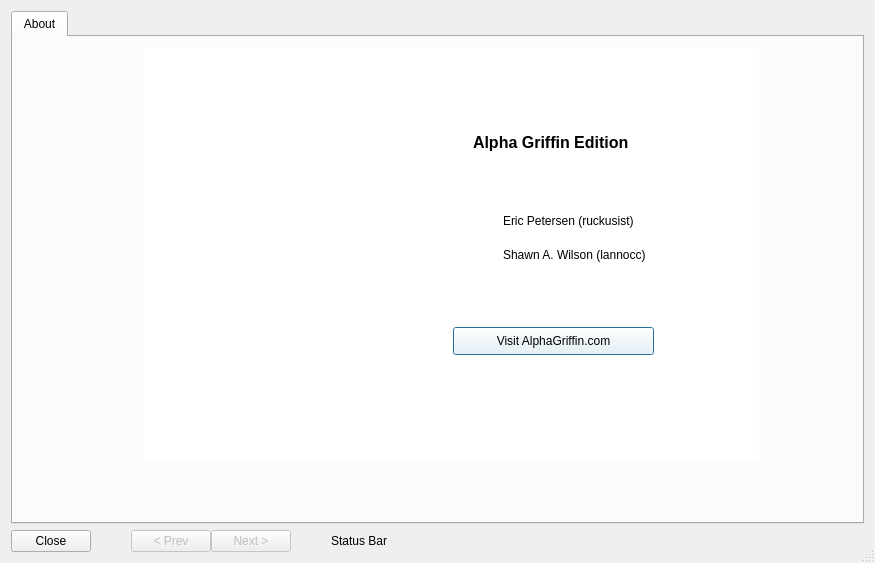
Qt form src/m64py/ui/ai.ui (AlphaGriffin/mupen64plus-ui-python) before a commit.
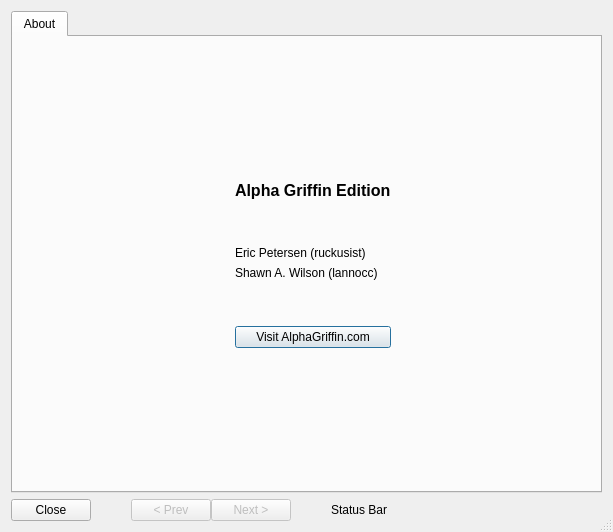
The same form after that commit. Icons and pictures are not drawn.

Commit message: improved AG About widget for resizing

Diff of the .ui file:
```diff
--- a/src/m64py/ui/ai.ui
+++ b/src/m64py/ui/ai.ui
@@ -6,8 +6,8 @@
    <rect>
     <x>0</x>
     <y>0</y>
-    <width>875</width>
-    <height>563</height>
+    <width>613</width>
+    <height>532</height>
    </rect>
   </property>
   <property name="windowTitle">
@@ -21,34 +21,61 @@
     <layout class="QVBoxLayout" name="mainLayout">
      <item>
       <widget class="QTabWidget" name="tabster">
+       <property name="tabShape">
+        <enum>QTabWidget::Rounded</enum>
+       </property>
        <property name="currentIndex">
         <number>0</number>
        </property>
+       <property name="usesScrollButtons">
+        <bool>true</bool>
+       </property>
+       <property name="documentMode">
+        <bool>false</bool>
+       </property>
+       <property name="movable">
+        <bool>false</bool>
+       </property>
        <widget class="QWidget" name="about">
+        <property name="autoFillBackground">
+         <bool>false</bool>
+        </property>
         <attribute name="title">
          <string>About</string>
         </attribute>
-        <widget class="QWidget" name="content" native="true">
-         <property name="geometry">
-          <rect>
-           <x>130</x>
-           <y>10</y>
-           <width>616</width>
-           <height>414</height>
-          </rect>
-         </property>
-         <property name="styleSheet">
-          <string notr="true">background-color: white</string>
-         </property>
+        <layout class="QHBoxLayout" name="horizontalLayout_2">
+         <item>
+          <layout class="QVBoxLayout" name="verticalLayout">
+           <item>
+            <spacer name="verticalSpacer_2">
+             <property name="orientation">
+              <enum>Qt::Vertical</enum>
+             </property>
+             <property name="sizeHint" stdset="0">
+              <size>
+               <width>20</width>
+               <height>40</height>
+              </size>
+             </property>
+            </spacer>
+           </item>
+           <item>
+            <layout class="QHBoxLayout" name="horizontalLayout">
+             <item>
+              <spacer name="horizontalSpacer_3">
+               <property name="orientation">
+                <enum>Qt::Horizontal</enum>
+               </property>
+               <property name="sizeHint" stdset="0">
+                <size>
+                 <width>40</width>
+                 <height>20</height>
+                </size>
+               </property>
+              </spacer>
+             </item>
+             <item>
          <widget class="QLabel" name="logo">
-          <property name="geometry">
-           <rect>
-            <x>30</x>
-            <y>30</y>
-            <width>271</width>
-            <height>361</height>
-           </rect>
-          </property>
           <property name="text">
            <string/>
           </property>
@@ -56,15 +83,11 @@
            <pixmap resource="images.qrc">:/images/aglogo.jpg</pixmap>
           </property>
          </widget>
+             </item>
+             <item>
+              <layout class="QVBoxLayout" name="verticalLayout_3">
+               <item>
          <widget class="QLabel" name="title">
-          <property name="geometry">
-           <rect>
-            <x>330</x>
-            <y>80</y>
-            <width>251</width>
-            <height>31</height>
-           </rect>
-          </property>
           <property name="font">
            <font>
             <pointsize>12</pointsize>
@@ -76,28 +99,21 @@
            <string>Alpha Griffin Edition</string>
           </property>
          </widget>
-         <widget class="QPushButton" name="website">
-          <property name="geometry">
-           <rect>
-            <x>310</x>
-            <y>280</y>
-            <width>201</width>
-            <height>28</height>
-           </rect>
-          </property>
-          <property name="text">
-           <string>Visit AlphaGriffin.com</string>
-          </property>
-         </widget>
-         <widget class="QWidget" name="layoutWidget_2">
-          <property name="geometry">
-           <rect>
-            <x>360</x>
-            <y>160</y>
-            <width>231</width>
-            <height>61</height>
-           </rect>
-          </property>
+               </item>
+               <item>
+                <spacer name="verticalSpacer_4">
+                 <property name="orientation">
+                  <enum>Qt::Vertical</enum>
+                 </property>
+                 <property name="sizeHint" stdset="0">
+                  <size>
+                   <width>20</width>
+                   <height>40</height>
+                  </size>
+                 </property>
+                </spacer>
+               </item>
+               <item>
           <layout class="QVBoxLayout" name="nameLayout">
            <item>
             <widget class="QLabel" name="erock">
@@ -114,12 +130,60 @@
             </widget>
            </item>
           </layout>
-         </widget>
-         <zorder>layoutWidget_2</zorder>
-         <zorder>logo</zorder>
-         <zorder>title</zorder>
-         <zorder>website</zorder>
-        </widget>
+               </item>
+               <item>
+                <spacer name="verticalSpacer_3">
+                 <property name="orientation">
+                  <enum>Qt::Vertical</enum>
+                 </property>
+                 <property name="sizeHint" stdset="0">
+                  <size>
+                   <width>20</width>
+                   <height>40</height>
+                  </size>
+                 </property>
+                </spacer>
+               </item>
+               <item>
+                <widget class="QPushButton" name="website">
+                 <property name="text">
+                  <string>Visit AlphaGriffin.com</string>
+                 </property>
+                </widget>
+               </item>
+              </layout>
+             </item>
+             <item>
+              <spacer name="horizontalSpacer_4">
+               <property name="orientation">
+                <enum>Qt::Horizontal</enum>
+               </property>
+               <property name="sizeHint" stdset="0">
+                <size>
+                 <width>40</width>
+                 <height>20</height>
+                </size>
+               </property>
+              </spacer>
+             </item>
+            </layout>
+           </item>
+           <item>
+            <spacer name="verticalSpacer">
+             <property name="orientation">
+              <enum>Qt::Vertical</enum>
+             </property>
+             <property name="sizeHint" stdset="0">
+              <size>
+               <width>20</width>
+               <height>40</height>
+              </size>
+             </property>
+            </spacer>
+           </item>
+          </layout>
+         </item>
+        </layout>
        </widget>
       </widget>
      </item>
```
Lines whose indentation alone changed are shown as unchanged.
